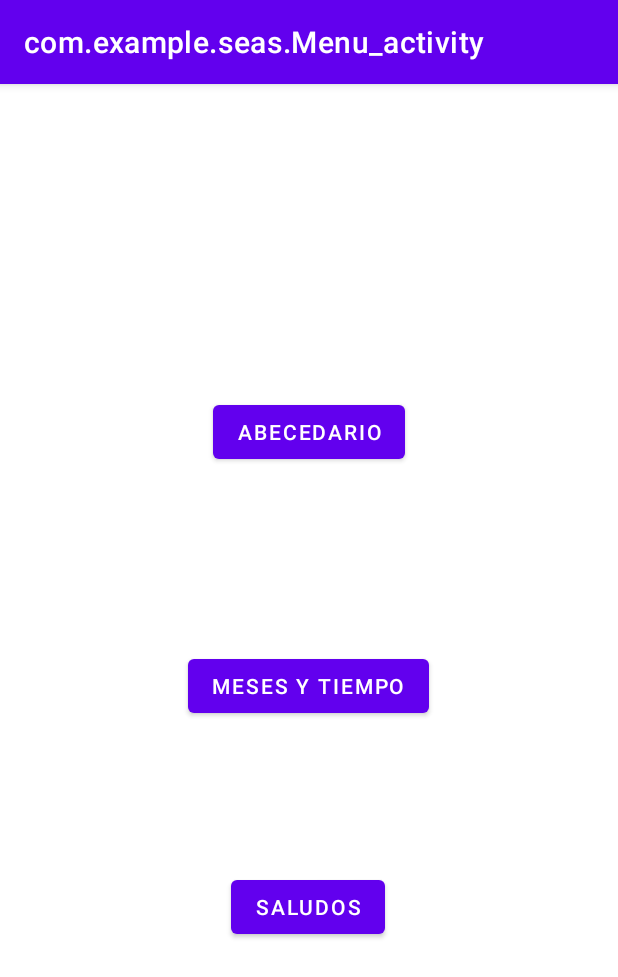
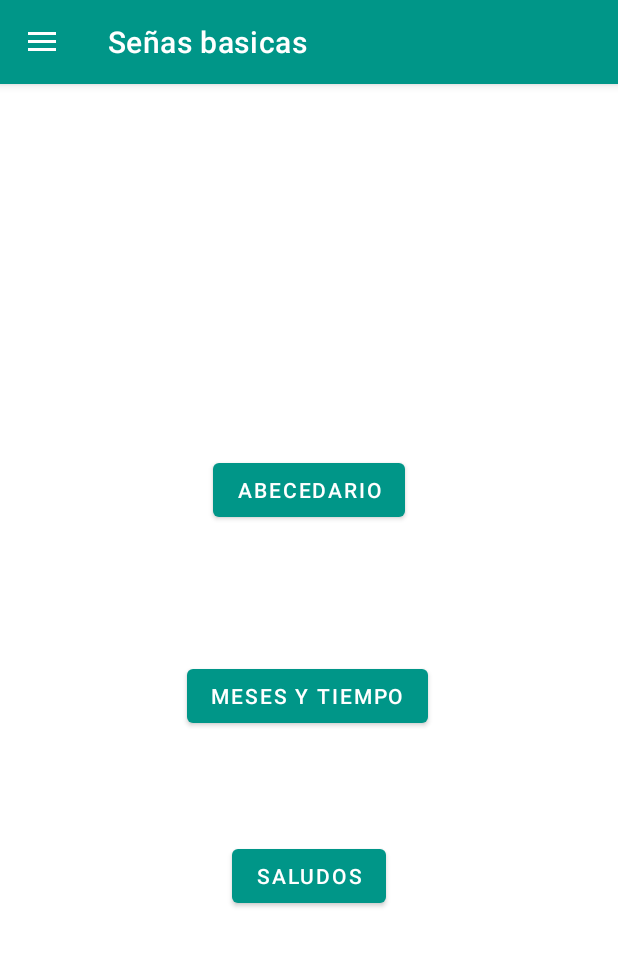
Before and after one commit to TheSkrapy/App, an Android app: the Menu_activity screen opened directly, with no data from a screen before it, on a phone screen of 412 x 824 dp. Shown: the top 977 px of the screen. Run offline under Robolectric (Android 15) with nearby library versions, the phone set to English and light mode, and no system bars; our stand-ins replace navigation-ui.

Commit message:
Master funcionalidad de navigation drawer en SignText, and basics activity agregada, y color de theme principal cambiado

```diff
--- a/app/src/main/java/com/example/seas/CardStViewHolder.java
+++ b/app/src/main/java/com/example/seas/CardStViewHolder.java
@@ -17,7 +17,7 @@ public class CardStViewHolder extends RecyclerView.ViewHolder{
 
     public void bindBook (Sign sign, OnSignTextClick getMean){
         cardSignCellBinding.imgSign.setImageResource(sign.sign);
-        cardSignCellBinding.txtSign.setText(sign.mean);
+        cardSignCellBinding.txtSign.setText(sign.mean+"");
         cardSignCellBinding.card.setOnClickListener(view -> getMean.onClick(sign.mean+""));
     }
 }
--- a/app/src/main/java/com/example/seas/Menu_activity.java
+++ b/app/src/main/java/com/example/seas/Menu_activity.java
@@ -6,48 +6,44 @@ import android.content.Intent;
 import android.os.Bundle;
 import android.view.View;
 import android.widget.Button;
+import com.example.seas.databinding.ActivityMenuBinding;
 
 class global{ //Clase para poder utilizar una variable global
-    public static int menu=0; //Variable para poder seleccionar las señas a presentar
-
+    public static int menu = 0; //Variable para poder seleccionar las señas a presentar
 }
 
-public class Menu_activity extends AppCompatActivity {
+public class Menu_activity extends MainActivity {
     Button btnAbc;
     Button btnMesesyTiempo;
     Button btnSaludos;
+    ActivityMenuBinding binding;
 
     @Override
     protected void onCreate(Bundle savedInstanceState) {
         super.onCreate(savedInstanceState);
-        setContentView(R.layout.activity_menu);
 
-        btnAbc=(Button)findViewById(R.id.btnAbc);
-        btnMesesyTiempo=(Button)findViewById(R.id.btnMesesyTiempo);
-        btnSaludos=(Button)findViewById(R.id.btnSaludos);
+        binding = ActivityMenuBinding.inflate(getLayoutInflater());
+        setContentView(binding.getRoot());
 
-        btnAbc.setOnClickListener(new View.OnClickListener() {
-            @Override
-            public void onClick(View view) {
+        btnAbc = binding.btnAbc;
+        btnMesesyTiempo = binding.btnMesesyTiempo;
+        btnSaludos = binding.btnSaludos;
+
+        allocateActivityTitle(getString(R.string.menu_basic_sign));
+
+        btnAbc.setOnClickListener(view -> {
             global.menu=1;
             Cambio();
-            }
         });
 
-        btnMesesyTiempo.setOnClickListener(new View.OnClickListener() {
-            @Override
-            public void onClick(View view) {
+        btnMesesyTiempo.setOnClickListener(view -> {
             global.menu=2;
             Cambio();
-            }
         });
 
-        btnSaludos.setOnClickListener(new View.OnClickListener() {
-            @Override
-            public void onClick(View view) {
+        btnSaludos.setOnClickListener(view -> {
             global.menu=3;
             Cambio();
-            }
         });
 
     }
--- a/app/src/main/java/com/example/seas/SignTextActivity.java
+++ b/app/src/main/java/com/example/seas/SignTextActivity.java
@@ -13,7 +13,7 @@ import com.example.seas.interfaces.OnSignTextClick;
 import java.util.ArrayList;
 import java.util.List;
 
-public class SignTextActivity extends AppCompatActivity implements OnSignTextClick {
+public class SignTextActivity extends MainActivity implements OnSignTextClick {
     List<Sign> signList = new ArrayList<>();
     ActivitySignTextBinding binding;
     TextView txtViewResult;
@@ -25,6 +25,7 @@ public class SignTextActivity extends AppCompatActivity implements OnSignTextCli
         txtViewResult = binding.stTVresult;
         setContentView(binding.getRoot());
 
+        allocateActivityTitle(getString(R.string.menu_sign_text));
         setDataSigns();
 
         RecyclerView recyclerView = binding.stRecyclerView;
@@ -66,7 +67,7 @@ public class SignTextActivity extends AppCompatActivity implements OnSignTextCli
 
     @Override
     public void onClick(String mean) {
-        String result = (String) txtViewResult.getText() + mean;
+        String result = txtViewResult.getText() + mean;
         txtViewResult.setText(result);
     }
 }
--- a/app/src/main/res/drawable/side_nav_bar.xml
+++ b/app/src/main/res/drawable/side_nav_bar.xml
@@ -3,8 +3,8 @@
     android:shape="rectangle">
     <gradient
         android:angle="135"
-        android:centerColor="#009688"
-        android:endColor="#00695C"
-        android:startColor="#4DB6AC"
+        android:centerColor="@color/green_500"
+        android:endColor="@color/green_700"
+        android:startColor="@color/green_200"
         android:type="linear" />
 </shape>
--- a/app/src/main/res/layout/activity_home.xml
+++ b/app/src/main/res/layout/activity_home.xml
@@ -39,6 +39,7 @@
         </LinearLayout>
       </androidx.cardview.widget.CardView>
       <androidx.cardview.widget.CardView
+          android:id="@+id/card2"
           android:layout_width="0dp"
           android:layout_weight="1"
           android:layout_height="wrap_content"
@@ -71,6 +72,7 @@
         android:layout_height="wrap_content"
         android:orientation="horizontal">
       <androidx.cardview.widget.CardView
+          android:id="@+id/card3"
           android:layout_width="0dp"
           android:layout_weight="1"
           android:layout_height="wrap_content"
--- a/app/src/main/res/layout/activity_menu.xml
+++ b/app/src/main/res/layout/activity_menu.xml
@@ -10,36 +10,30 @@
         android:id="@+id/btnAbc"
         android:layout_width="wrap_content"
         android:layout_height="wrap_content"
-        android:layout_marginStart="141dp"
-        android:layout_marginTop="190dp"
-        android:layout_marginEnd="141dp"
-        android:layout_marginBottom="103dp"
-        android:text="Abecedario"
+        android:text="@string/clasification1"
         app:layout_constraintBottom_toTopOf="@+id/btnMesesyTiempo"
         app:layout_constraintEnd_toEndOf="parent"
         app:layout_constraintStart_toStartOf="parent"
-        app:layout_constraintTop_toTopOf="parent" />
+        app:layout_constraintTop_toTopOf="parent"
+        app:layout_constraintVertical_bias="0.735" />
 
     <Button
         android:id="@+id/btnMesesyTiempo"
         android:layout_width="wrap_content"
         android:layout_height="wrap_content"
-        android:layout_marginStart="124dp"
-        android:layout_marginEnd="125dp"
-        android:layout_marginBottom="99dp"
-        android:text="Meses y tiempo"
+        android:layout_marginBottom="72dp"
+        android:text="@string/clasification2"
         app:layout_constraintBottom_toTopOf="@+id/btnSaludos"
         app:layout_constraintEnd_toEndOf="parent"
+        app:layout_constraintHorizontal_bias="0.497"
         app:layout_constraintStart_toStartOf="parent" />
 
     <Button
         android:id="@+id/btnSaludos"
         android:layout_width="wrap_content"
         android:layout_height="wrap_content"
-        android:layout_marginStart="154dp"
-        android:layout_marginEnd="155dp"
-        android:layout_marginBottom="195dp"
-        android:text="Saludos"
+        android:layout_marginBottom="216dp"
+        android:text="@string/clasification3"
         app:layout_constraintBottom_toBottomOf="parent"
         app:layout_constraintEnd_toEndOf="parent"
         app:layout_constraintStart_toStartOf="parent" />
--- a/app/src/main/res/layout/nav_header_main.xml
+++ b/app/src/main/res/layout/nav_header_main.xml
@@ -23,7 +23,7 @@
         android:layout_width="match_parent"
         android:layout_height="wrap_content"
         android:paddingTop="@dimen/nav_header_vertical_spacing"
-        android:text="@string/nav_header_title"
+        android:text="@string/app_name"
         android:textAppearance="@style/TextAppearance.AppCompat.Body1" />
 
     <TextView
--- a/app/src/main/res/menu/activity_main_drawer.xml
+++ b/app/src/main/res/menu/activity_main_drawer.xml
@@ -13,9 +13,11 @@
             android:icon="@drawable/text"
             android:title="@string/menu_text_sign" />
         <item
+            android:id="@+id/nav_sign_text"
             android:icon="@drawable/sign_abc"
             android:title="@string/menu_sign_text" />
         <item
+            android:id="@+id/nav_basic_sign"
             android:icon="@drawable/basic_sign"
             android:title="@string/menu_basic_sign" />
     </group>
--- a/app/src/main/res/values/colors.xml
+++ b/app/src/main/res/values/colors.xml
@@ -3,6 +3,9 @@
     <color name="purple_200">#FFBB86FC</color>
     <color name="purple_500">#FF6200EE</color>
     <color name="purple_700">#FF3700B3</color>
+    <color name="green_200">#4DB6AC</color>
+    <color name="green_500">#009688</color>
+    <color name="green_700">#00695C</color>
     <color name="teal_200">#FF03DAC5</color>
     <color name="teal_700">#FF018786</color>
     <color name="black">#FF000000</color>
--- a/app/src/main/res/values/strings.xml
+++ b/app/src/main/res/values/strings.xml
@@ -1,17 +1,21 @@
 <resources>
-    <string name="app_name">Señas</string>
+    <string name="app_name">Traductor LSM</string>
     <string name="escribe">Escribe texto</string>
     <string name="objeto1">Seña</string>
+    <!--Strings used for menu items-->
     <string name="menu_main">Home</string>
     <string name="menu_text_sign">Texto a seña</string>
     <string name="menu_sign_text">Seña a texto</string>
     <string name="menu_basic_sign">Señas basicas</string>
-    <string name="nav_header_title">Señas Mexicanas</string>
+    <!-- Strings used for navigation header-->
     <string name="nav_header_desc">Logo</string>
     <string name="nav_header_subtitle">1.0</string>
-    <string name="title_activity_home">Señas mexicanas</string>
     <!-- Strings used for fragments for navigation -->
     <string name="menu_drawer_open">Drawer Open</string>
     <string name="menu_drawer_close">Drawer Close</string>
     <string name="seña">Selecciona señas</string>
+    <!-- Strings used for clasification of signs-->
+    <string name="clasification1">ABECEDARIO</string>
+    <string name="clasification2">MESES Y TIEMPO</string>
+    <string name="clasification3">SALUDOS</string>
 </resources>
--- a/app/src/main/res/values/themes.xml
+++ b/app/src/main/res/values/themes.xml
@@ -1,9 +1,9 @@
-<resources xmlns:tools="http://schemas.android.com/tools">
+<resources>
     <!-- Base application theme. -->
     <style name="Theme.Señas" parent="Theme.MaterialComponents.DayNight.DarkActionBar">
         <!-- Primary brand color. -->
-        <item name="colorPrimary">@color/purple_500</item>
-        <item name="colorPrimaryVariant">@color/purple_700</item>
+        <item name="colorPrimary">@color/green_500</item>
+        <item name="colorPrimaryVariant">@color/green_700</item>
         <item name="colorOnPrimary">@color/white</item>
         <!-- Secondary brand color. -->
         <item name="colorSecondary">@color/teal_200</item>
```
Also changed, not shown: app/src/main/AndroidManifest.xml (+7 -3 lines), app/src/main/java/com/example/seas/Basics.java (+3 -4 lines), app/src/main/java/com/example/seas/HomeActivity.java (+7 -2 lines), app/src/main/java/com/example/seas/MainActivity.java (+8 -0 lines). Lines whose indentation alone changed are shown as unchanged.
